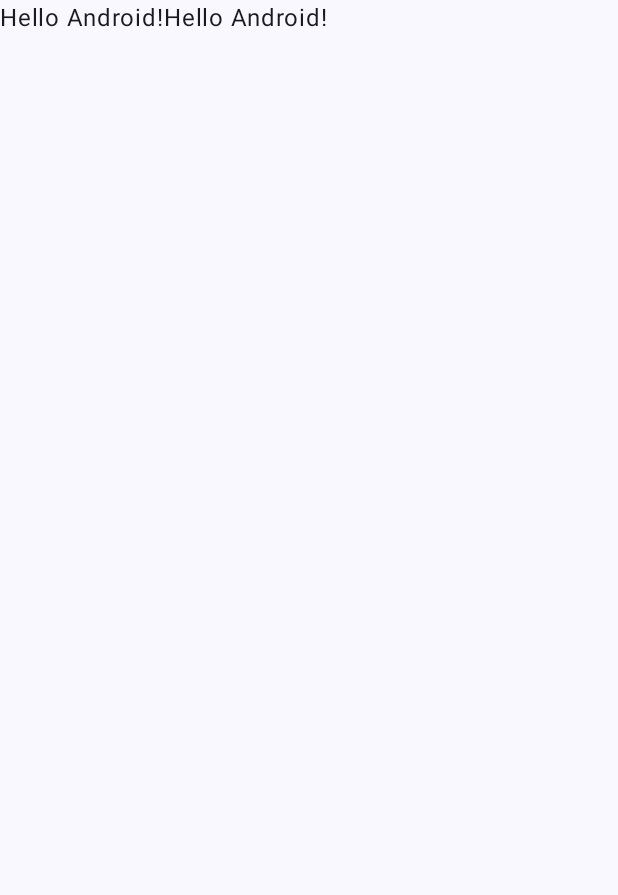
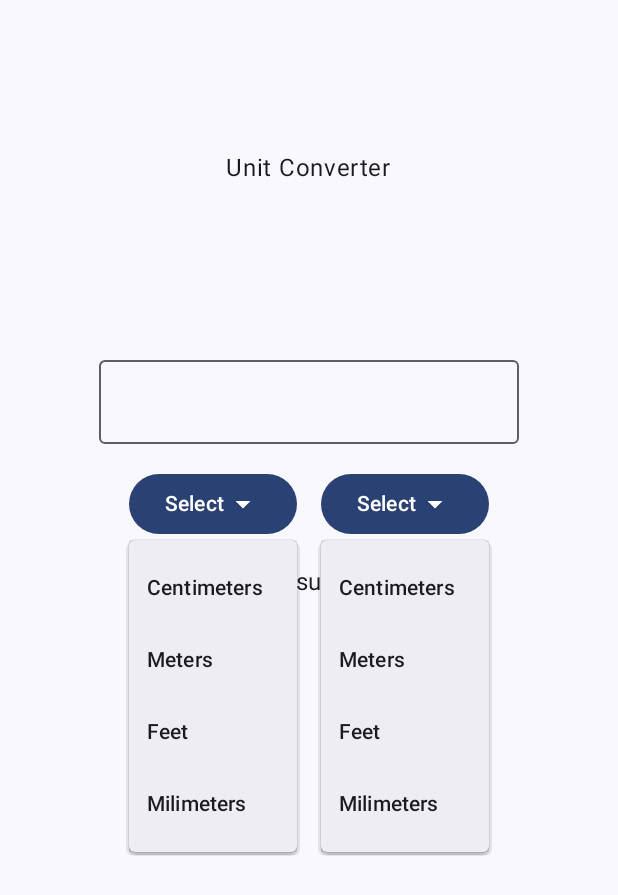
Before and after one commit to kingu2001/AppDevelopment, an Android app built with Jetpack Compose: the screen it shows after launch (MainActivity), on a phone screen of 412 x 824 dp. Before the commit the part shown is almost empty. Shown: the top 895 px of the screen. Run offline under Robolectric (Android 15) with nearby library versions, the phone set to English and light mode, and no system bars.

Commit message:
Done with Section 5

```diff
--- a/UnitConverter/app/src/main/java/com/example/unitconverter/MainActivity.kt
+++ b/UnitConverter/app/src/main/java/com/example/unitconverter/MainActivity.kt
@@ -1,17 +1,35 @@
 package com.example.unitconverter
 
 import android.os.Bundle
+import android.widget.Toast
 import androidx.activity.ComponentActivity
 import androidx.activity.compose.setContent
+import androidx.compose.foundation.layout.Arrangement
+import androidx.compose.foundation.layout.Box
 import androidx.compose.foundation.layout.Column
 import androidx.compose.foundation.layout.Row
+import androidx.compose.foundation.layout.Spacer
 import androidx.compose.foundation.layout.fillMaxSize
+import androidx.compose.foundation.layout.height
+import androidx.compose.foundation.layout.padding
+import androidx.compose.foundation.layout.width
+import androidx.compose.material.icons.Icons
+import androidx.compose.material.icons.filled.ArrowDropDown
+import androidx.compose.material3.Button
+import androidx.compose.material3.DropdownMenu
+import androidx.compose.material3.DropdownMenuItem
+import androidx.compose.material3.Icon
 import androidx.compose.material3.MaterialTheme
+import androidx.compose.material3.OutlinedTextField
 import androidx.compose.material3.Surface
 import androidx.compose.material3.Text
 import androidx.compose.runtime.Composable
+import androidx.compose.ui.Alignment
 import androidx.compose.ui.Modifier
+import androidx.compose.ui.modifier.modifierLocalConsumer
+import androidx.compose.ui.platform.LocalContext
 import androidx.compose.ui.tooling.preview.Preview
+import androidx.compose.ui.unit.dp
 import com.example.unitconverter.ui.theme.UnitConverterTheme
 
 class MainActivity : ComponentActivity() {
@@ -33,27 +51,81 @@ class MainActivity : ComponentActivity() {
 
 @Composable
 fun UnitConverter(){
-    Column {
+    Column(
+        modifier = Modifier.fillMaxSize(),
+        verticalArrangement = Arrangement.Top,
+        horizontalAlignment = Alignment.CenterHorizontally
+    ) {
+        Text("Unit Converter", modifier = Modifier.padding(100.dp))
+        Spacer(modifier = Modifier.height(16.dp))
+        OutlinedTextField(value = "", onValueChange = {})
         //Here all the UI elements will be stacked below each other
+        Spacer(modifier = Modifier.height(16.dp))
         Row {
-            Greeting(name = "Android")
-            Greeting(name = "Android")
+            /*val context = LocalContext.current
+            Button(onClick = { Toast.makeText(context,
+                "Thanks for clicking!",
+                Toast.LENGTH_LONG).show() }
+            )
+            {
+                Text(text = "Click me!")
+            }*/
+
+            Box{
+                Button(onClick = { /*TODO*/ }) {
+                    Text("Select")
+                    Icon(Icons.Default.ArrowDropDown,
+                        contentDescription = "This is a dropdown consisting of items.")
+                }
+                DropdownMenu(expanded = true, onDismissRequest = { /*TODO*/ }) {
+                    DropdownMenuItem(
+                        text = { Text(text = "Centimeters")},
+                        onClick = { /*TODO*/ }
+                    )
+                    DropdownMenuItem(text = { Text(text = "Meters") },
+                        onClick = { /*TODO*/ }
+                    )
+                    DropdownMenuItem(text = { Text(text = "Feet") },
+                        onClick = { /*TODO*/ }
+                    )
+                    DropdownMenuItem(text = { Text(text = "Milimeters") },
+                        onClick = { /*TODO*/ }
+                    )
+                }
+            }
+
+            Spacer(modifier = Modifier.width(16.dp))
+
+            Box{
+                Button(onClick = { /*TODO*/ }) {
+                    Text("Select")
+                    Icon(Icons.Default.ArrowDropDown,
+                        contentDescription = "This is a dropdown consisting of items.")
+                }
+                DropdownMenu(expanded = true, onDismissRequest = { /*TODO*/ }) {
+                    DropdownMenuItem(
+                        text = { Text(text = "Centimeters") },
+                        onClick = { /*TODO*/ }
+                    )
+                    DropdownMenuItem(text = { Text(text = "Meters") },
+                        onClick = { /*TODO*/ }
+                    )
+                    DropdownMenuItem(text = { Text(text = "Feet") },
+                        onClick = { /*TODO*/ }
+                    )
+                    DropdownMenuItem(text = { Text(text = "Milimeters") },
+                        onClick = { /*TODO*/ }
+                    )
+                }
+            }
         }
+        Spacer(modifier = Modifier.height(16.dp))
+        Text("Result: ")
     }
-}
-
-@Composable
-fun Greeting(name: String, modifier: Modifier = Modifier) {
-    Text(
-        text = "Hello $name!",
-        modifier = modifier
-    )
 }
 
 @Preview(showBackground = true)
 @Composable
-fun GreetingPreview() {
-    UnitConverterTheme {
-        Greeting("Android")
-    }
+fun UnitConverterPreview(){
+    UnitConverter()
 }
```
